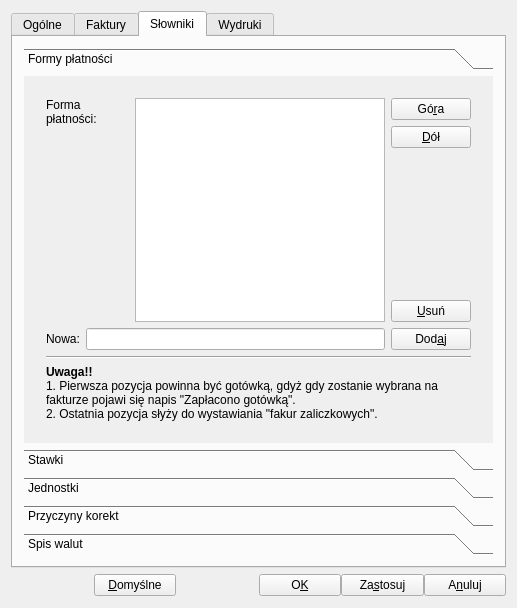
juliagoda/qfaktury, file ui/Setting.ui: the form before one commit.
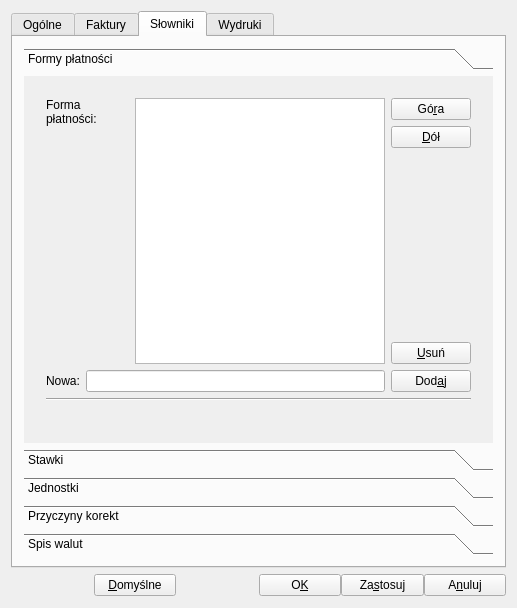
The form after the commit. The open tabs and pages were chosen to show the change.

The edit to the form file:
```diff
--- a/ui/Setting.ui
+++ b/ui/Setting.ui
@@ -465,8 +465,8 @@
            <rect>
             <x>0</x>
             <y>0</y>
-            <width>475</width>
-            <height>339</height>
+            <width>485</width>
+            <height>347</height>
            </rect>
           </property>
           <attribute name="label">
@@ -627,9 +627,8 @@
                  <string>&lt;!DOCTYPE HTML PUBLIC &quot;-//W3C//DTD HTML 4.0//EN&quot; &quot;http://www.w3.org/TR/REC-html40/strict.dtd&quot;&gt;
 &lt;html&gt;&lt;head&gt;&lt;meta name=&quot;qrichtext&quot; content=&quot;1&quot; /&gt;&lt;style type=&quot;text/css&quot;&gt;
 p, li { white-space: pre-wrap; }
-&lt;/style&gt;&lt;/head&gt;&lt;body style=&quot; font-family:'DejaVu Sans'; font-size:9pt; font-weight:400; font-style:normal;&quot;&gt;
-&lt;p style=&quot; margin-top:0px; margin-bottom:0px; margin-left:0px; margin-right:0px; -qt-block-indent:0; text-indent:0px; font-family:'Sans Serif';&quot;&gt;&lt;span style=&quot; font-weight:600;&quot;&gt;Uwaga!!&lt;/span&gt;&lt;br /&gt;1. Pierwsza pozycja powinna być gotówką, gdyż gdy zostanie wybrana na fakturze pojawi się napis &quot;Zapłacono gotówką&quot;.&lt;/p&gt;
-&lt;p style=&quot; margin-top:0px; margin-bottom:0px; margin-left:0px; margin-right:0px; -qt-block-indent:0; text-indent:0px; font-family:'Sans Serif';&quot;&gt;2. Ostatnia pozycja słyży do wystawiania &quot;fakur zaliczkowych&quot;.&lt;/p&gt;&lt;/body&gt;&lt;/html&gt;</string>
+&lt;/style&gt;&lt;/head&gt;&lt;body style=&quot; font-family:'Noto Sans'; font-size:10pt; font-weight:400; font-style:normal;&quot;&gt;
+&lt;p style=&quot;-qt-paragraph-type:empty; margin-top:0px; margin-bottom:0px; margin-left:0px; margin-right:0px; -qt-block-indent:0; text-indent:0px; font-family:'Sans Serif'; font-size:9pt;&quot;&gt;&lt;br /&gt;&lt;/p&gt;&lt;/body&gt;&lt;/html&gt;</string>
                 </property>
                 <property name="wordWrap">
                  <bool>true</bool>
```
Left out of the diff: 20 changed lines with no effect on the pictures.
